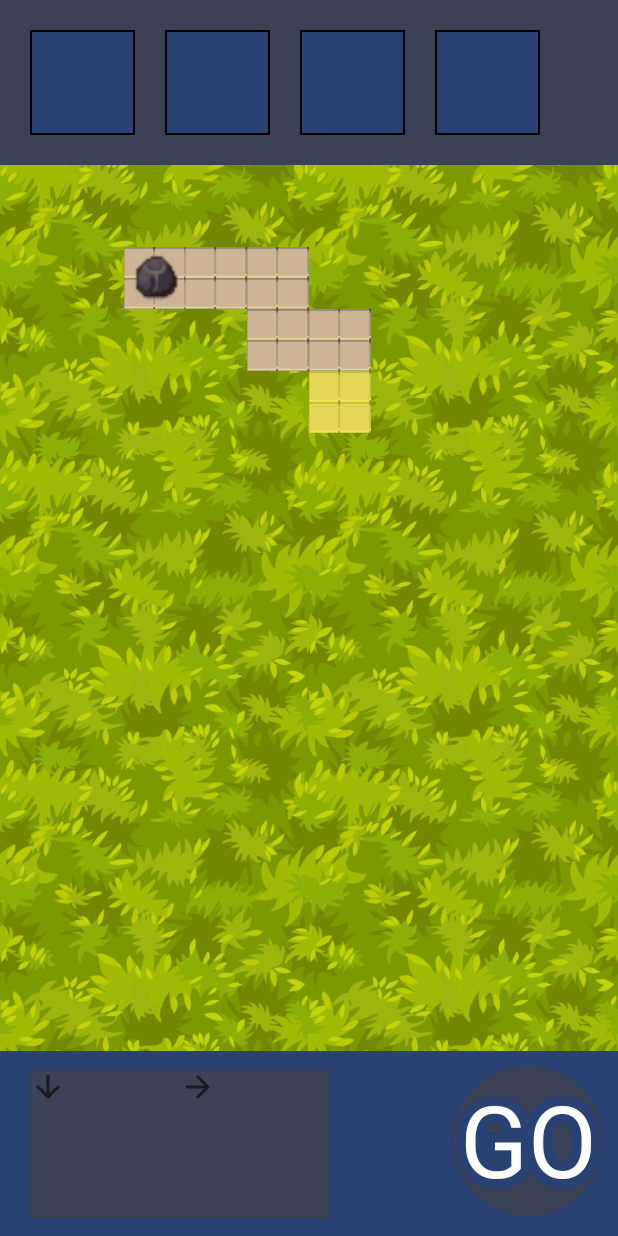
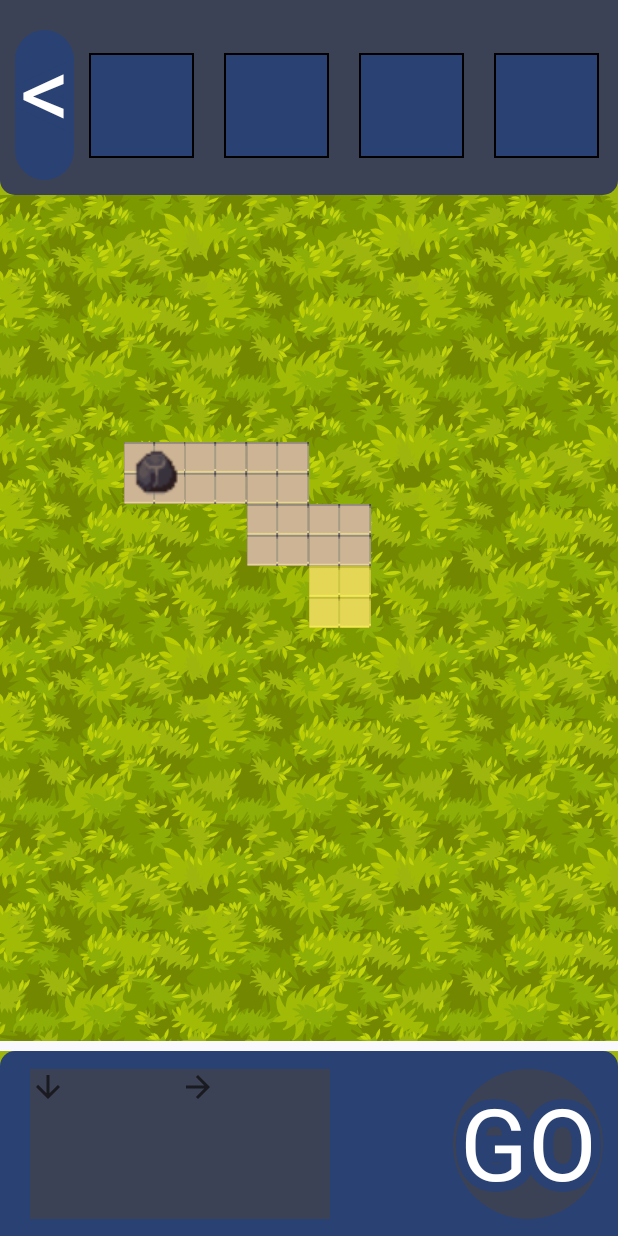
Before and after one commit to AmaurysM/CodeQuest, an Android app built with Jetpack Compose: the level screen opened through its navigation route, on a phone screen of 412 x 824 dp. Run offline under Robolectric (Android 15) with nearby library versions, the phone set to English and light mode, and no system bars; our stand-ins replace Firebase (no records; nobody signed in at launch, a user with empty details on screens opened directly); 1 statement that could not run was skipped.

Commit message:
There is now sound when the player moves. There is now background sound. Edited how the level looks.

```diff
--- a/app/src/main/java/com/amaurysdm/codequest/ui/level/LevelView.kt
+++ b/app/src/main/java/com/amaurysdm/codequest/ui/level/LevelView.kt
@@ -55,6 +55,7 @@ import androidx.compose.ui.graphics.ImageBitmap
 import androidx.compose.ui.graphics.vector.ImageVector
 import androidx.compose.ui.input.pointer.pointerInput
 import androidx.compose.ui.layout.ContentScale
+import androidx.compose.ui.platform.LocalContext
 import androidx.compose.ui.res.imageResource
 import androidx.compose.ui.res.vectorResource
 import androidx.compose.ui.unit.dp
@@ -78,7 +79,8 @@ fun LevelView(
     levelViewModel: LevelViewmodel = viewModel()
 ) {
     val coroutineScope = rememberCoroutineScope()
-
+    val contex = LocalContext.current
+    //val mMediaPlayer = MediaPlayer.create(contex, R.raw.speedsound)
 
 
     Scaffold(modifier = Modifier.fillMaxSize(), bottomBar = {
@@ -86,8 +88,12 @@ fun LevelView(
             modifier = Modifier
                 .fillMaxWidth()
                 .fillMaxHeight(0.15f)
+                .background(Color(0xFF9eb50d))
+                .clip(RoundedCornerShape(topStart = 10.dp, topEnd = 10.dp))
                 .background(MaterialTheme.colorScheme.primary)
-                .padding(10.dp), horizontalArrangement = Arrangement.SpaceBetween
+                .padding(10.dp),
+            horizontalArrangement = Arrangement.SpaceBetween,
+            verticalAlignment = Alignment.CenterVertically
         ) {
 
             Row(
@@ -147,9 +153,14 @@ fun LevelView(
                         enabled = !levelViewModel.isAnimating
                     ) {
                         levelViewModel.isAnimating = true
-                        coroutineScope.launch(Dispatchers.IO) {
+                        coroutineScope
+                            .launch(Dispatchers.IO) {
                                 levelViewModel.playButton(navController)
                             }
+                            .invokeOnCompletion {
+                                levelViewModel.isAnimating = false
+                            }
+                        //mMediaPlayer.start()
                     }
 
             ) {
@@ -157,23 +168,49 @@ fun LevelView(
             }
         }
     }, topBar = {
-
         Row(
             modifier = Modifier
-                .fillMaxWidth()
+                .background(Color(0xFF9eb50d))
+                .clip(RoundedCornerShape(bottomStart = 10.dp, bottomEnd = 10.dp))
                 .background(MaterialTheme.colorScheme.secondary)
+                .padding(top = 20.dp, bottom = 10.dp, start = 10.dp, end = 10.dp),
+            horizontalArrangement = Arrangement.SpaceBetween,
+            verticalAlignment = Alignment.CenterVertically
+
+        ) {
+            Box(
+                modifier = Modifier
+                    .fillMaxWidth(0.1f)
+                    .size(100.dp)
+
+                    .clip(RoundedCornerShape(100.dp))
+                    .background(MaterialTheme.colorScheme.primary)
                     .padding(10.dp)
+                    .clickable {
+                        levelViewModel.back(navController)
+                    }
+            ) {
+                CreateText("<", modifier = Modifier.align(Alignment.Center))
+            }
+            Row(
+                modifier = Modifier
+                    //.fillMaxWidth()
+                    .background(MaterialTheme.colorScheme.secondary)
+                    //.padding(10.dp)
                     .horizontalScroll(
                         state = rememberScrollState(),
                         enabled = true,
                         flingBehavior = null,
-                )
+                    ),
+                horizontalArrangement = Arrangement.SpaceBetween,
+                verticalAlignment = Alignment.CenterVertically
             ) {
+
 
                 levelViewModel.topBarItems.forEachIndexed { index, _ ->
 
                     Box(
-                    modifier = modifier
+                        modifier = Modifier
                             .size(90.dp)
                             .padding(10.dp)
                             .background(MaterialTheme.colorScheme.primary)
@@ -248,10 +285,11 @@ fun LevelView(
                 }
             }
         }
+    }
     ) { paddingValues ->
         Box(
             modifier = Modifier
-                //.padding(vertical = paddingValues.calculateTopPadding())
+                .padding(vertical = paddingValues.calculateTopPadding())
                 .pointerInput(Unit) {
                     detectDragGestures { change, dragAmount ->
                         change.consume()
@@ -357,7 +395,8 @@ fun LevelView(
                 ) {
                     Row(
                         modifier = Modifier
-                            .background(Color.Red)
+                            .clip(RoundedCornerShape(bottomStart = 10.dp))
+                            .background(MaterialTheme.colorScheme.secondary)
                             .align(Alignment.TopEnd),
                         horizontalArrangement = Arrangement.Center,
                         verticalAlignment = Alignment.CenterVertically
--- a/app/src/main/java/com/amaurysdm/codequest/ui/register/parentorchild/ParentOrChildView.kt
+++ b/app/src/main/java/com/amaurysdm/codequest/ui/register/parentorchild/ParentOrChildView.kt
@@ -90,7 +90,8 @@ fun ParentOrChildView(
                         modifier = Modifier.size(150.dp)
                     )
 
-                    Button(onClick = { parentOrChildViewmodel.goToChild(navController) },
+                    Button(
+                        onClick = { parentOrChildViewmodel.goToChild(navController) },
                         shape = MaterialTheme.shapes.extraSmall
                     ) {
                         Text(text = "I am a child")
@@ -115,7 +116,8 @@ fun ParentOrChildView(
                         modifier = Modifier.size(150.dp)
                     )
 
-                    Button(onClick = { parentOrChildViewmodel.goToParent(navController) },
+                    Button(
+                        onClick = { parentOrChildViewmodel.goToParent(navController) },
                         shape = MaterialTheme.shapes.extraSmall
                     ) {
                         Text(text = "I am a parent")
```
Also changed, not shown: app/src/main/java/com/amaurysdm/codequest/MainActivity.kt (+11 -0 lines), app/src/main/java/com/amaurysdm/codequest/ui/level/LevelViewmodel.kt (+27 -6 lines), app/src/main/java/com/amaurysdm/codequest/ui/settings/SettingsView.kt (+6 -3 lines), 2 other files. Lines whose indentation alone changed are shown as unchanged.
